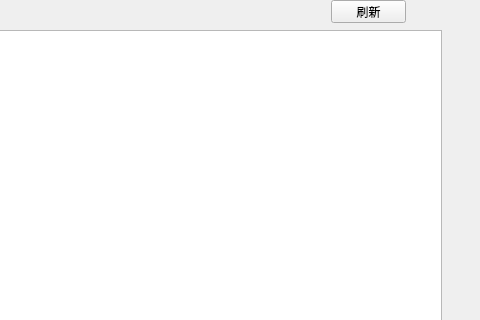
Above: schooltimetable.ui from breadog/Course_selection_system before the change; both pictures show x 359 to 839 and y 0 to 320 of the 839 by 587 pixel window. Below: the same form after it.
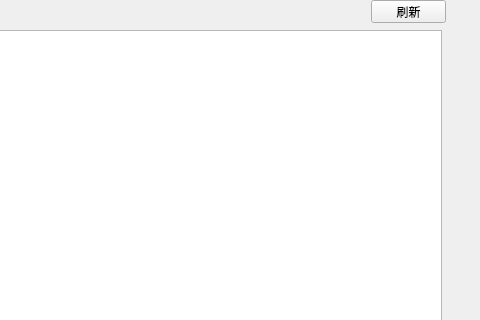
That is the form after the change.

Diff of the .ui file:
```diff
--- a/schooltimetable.ui
+++ b/schooltimetable.ui
@@ -26,7 +26,7 @@
   <widget class="QPushButton" name="refresh">
    <property name="geometry">
     <rect>
-     <x>690</x>
+     <x>730</x>
      <y>0</y>
      <width>75</width>
      <height>23</height>
```
